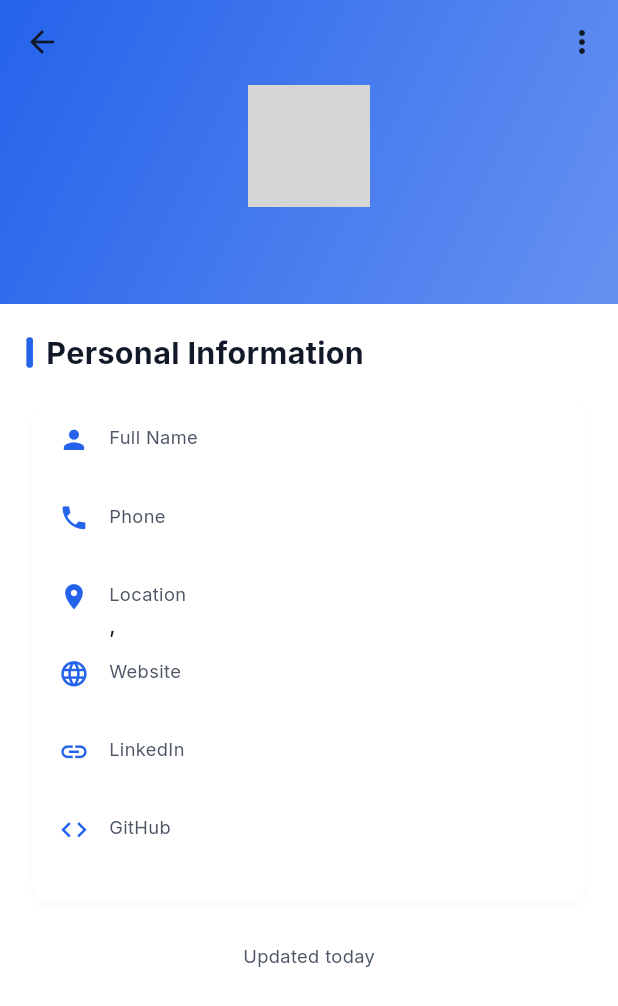
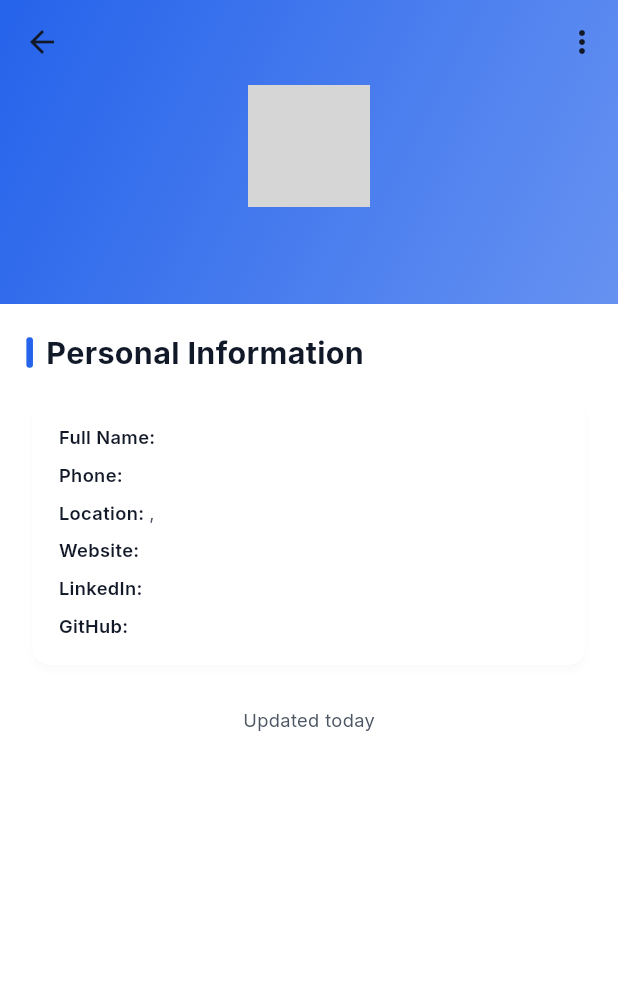
Before and after one commit to anmar1986/jobsiq, a Flutter app: the CvDetailsPage screen opened directly with empty values, on a phone screen of 412 x 824 dp. Shown: the top 1006 px of the screen. Run offline on Flutter 3.47's test engine with Material 3 defaults, Android fonts, the phone set to English and light mode, and no system bars; our stand-ins replace connectivity_plus, dartz, dio, equatable, flutter_bloc, flutter_screenutil and 5 more; accounts and stored records are empty; network calls fail; grey boxes are pictures that could not be loaded.

Commit message:
change cv

```diff
--- a/frontend/lib/presentation/pages/cvs/cv_details_page.dart
+++ b/frontend/lib/presentation/pages/cvs/cv_details_page.dart
@@ -31,12 +31,15 @@ class _CvDetailsPageState extends State<CvDetailsPage> {
             expandedHeight: 200.h,
             pinned: true,
             flexibleSpace: FlexibleSpaceBar(
+              titlePadding: EdgeInsets.only(left: 16.w, bottom: 16.h),
               title: Text(
                 _currentCv.title,
                 style: TextStyle(
-                  fontSize: 18.sp,
-                  fontWeight: FontWeight.bold,
+                  fontSize: 14.sp,
+                  fontWeight: FontWeight.w600,
                 ),
+                maxLines: 1,
+                overflow: TextOverflow.ellipsis,
               ),
               background: Container(
                 decoration: BoxDecoration(
@@ -258,19 +261,18 @@ class _CvDetailsPageState extends State<CvDetailsPage> {
         child: Column(
           crossAxisAlignment: CrossAxisAlignment.start,
           children: [
-            _buildInfoRow(Icons.person, 'Full Name', _currentCv.fullName),
+            _buildInfoRow('Full Name', _currentCv.fullName),
             if (_currentCv.email.isNotEmpty) ...[
-              SizedBox(height: 12.h),
-              _buildInfoRow(Icons.email, 'Email', _currentCv.email),
+              SizedBox(height: 8.h),
+              _buildInfoRow('Email', _currentCv.email),
             ],
             if (_currentCv.phone != null) ...[
-              SizedBox(height: 12.h),
-              _buildInfoRow(Icons.phone, 'Phone', _currentCv.phone!),
+              SizedBox(height: 8.h),
+              _buildInfoRow('Phone', _currentCv.phone!),
             ],
             if (_currentCv.city != null || _currentCv.country != null) ...[
-              SizedBox(height: 12.h),
+              SizedBox(height: 8.h),
               _buildInfoRow(
-                Icons.location_on,
                 'Location',
                 [_currentCv.city, _currentCv.country]
                     .where((e) => e != null)
@@ -278,16 +280,16 @@ class _CvDetailsPageState extends State<CvDetailsPage> {
               ),
             ],
             if (_currentCv.website != null) ...[
-              SizedBox(height: 12.h),
-              _buildInfoRow(Icons.language, 'Website', _currentCv.website!),
+              SizedBox(height: 8.h),
+              _buildInfoRow('Website', _currentCv.website!),
             ],
             if (_currentCv.linkedin != null) ...[
-              SizedBox(height: 12.h),
-              _buildInfoRow(Icons.link, 'LinkedIn', _currentCv.linkedin!),
+              SizedBox(height: 8.h),
+              _buildInfoRow('LinkedIn', _currentCv.linkedin!),
             ],
             if (_currentCv.github != null) ...[
-              SizedBox(height: 12.h),
-              _buildInfoRow(Icons.code, 'GitHub', _currentCv.github!),
+              SizedBox(height: 8.h),
+              _buildInfoRow('GitHub', _currentCv.github!),
             ],
           ],
         ),
@@ -295,32 +297,25 @@ class _CvDetailsPageState extends State<CvDetailsPage> {
     );
   }
 
-  Widget _buildInfoRow(IconData icon, String label, String value) {
+  Widget _buildInfoRow(String label, String value) {
     return Row(
       crossAxisAlignment: CrossAxisAlignment.start,
       children: [
-        Icon(icon, size: 20.sp, color: AppColors.primary),
-        SizedBox(width: 12.w),
+        Text(
+          '$label: ',
+          style: TextStyle(
+            fontSize: 12.sp,
+            fontWeight: FontWeight.w600,
+            color: AppColors.textPrimary,
+          ),
+        ),
         Expanded(
-          child: Column(
-            crossAxisAlignment: CrossAxisAlignment.start,
-            children: [
-              Text(
-                label,
-                style: TextStyle(
-                  fontSize: 12.sp,
-                  color: AppColors.textSecondary,
-                ),
-              ),
-              SizedBox(height: 2.h),
-              Text(
-                value,
-                style: TextStyle(
-                  fontSize: 14.sp,
-                  fontWeight: FontWeight.w500,
-                ),
-              ),
-            ],
+          child: Text(
+            value,
+            style: TextStyle(
+              fontSize: 12.sp,
+              color: AppColors.textSecondary,
+            ),
           ),
         ),
       ],
```
Also changed, not shown: frontend/pubspec.lock.
